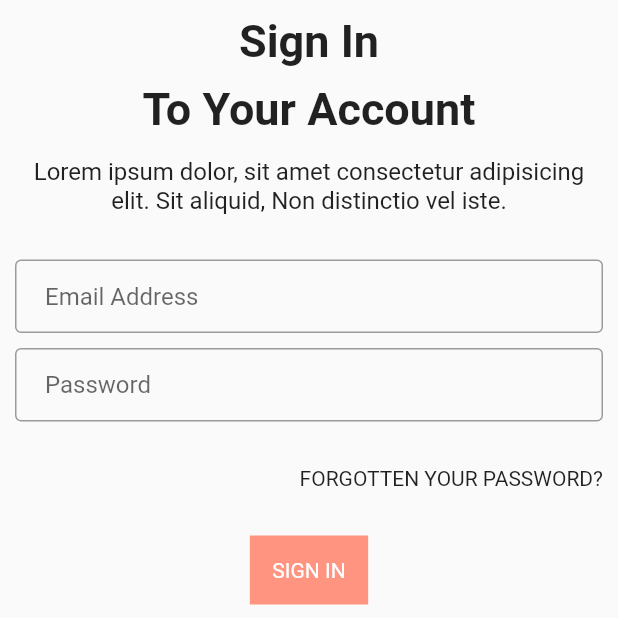
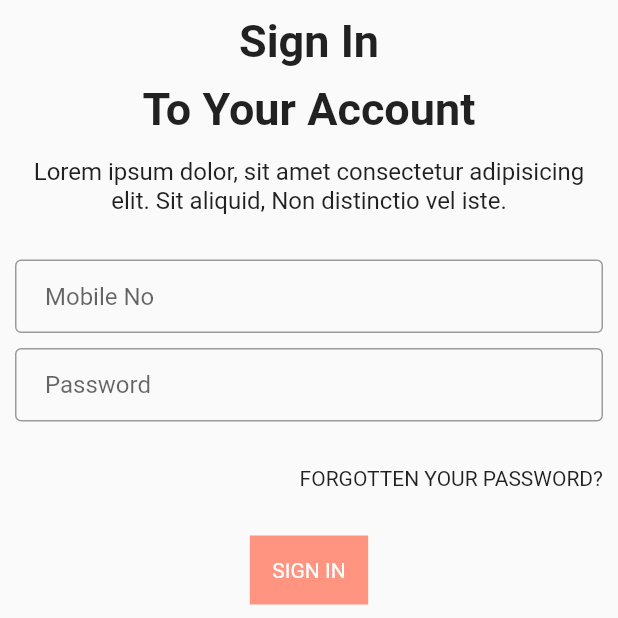
Before and after one commit to rushitbaldha/Lebech_Property_Project, a Flutter app: the SignInScreen screen opened directly, on a phone screen of 412 x 824 dp, the top half of it. Run offline on Flutter 3.47's test engine with Material 2 defaults, Android fonts, the phone set to English and light mode, and no system bars; our stand-ins replace carousel_slider, fluttertoast, get, shared_preferences, youtube_player_flutter; accounts and stored records are empty; network calls fail.

Commit message:
User SignIn API Integrate, Token saved in Local Storage

```diff
--- a/lebech_property/lib/common/constant/api_url.dart
+++ b/lebech_property/lib/common/constant/api_url.dart
@@ -2,4 +2,5 @@ class ApiUrl {
   static const String apiMainPath = "https://lebechproperty.com/admin/api/";
 
   static const String homeScreenApi = apiMainPath + "customer/index";
+  static const String loginApi = apiMainPath + "customer/login";
 }
--- /dev/null
+++ b/lebech_property/lib/common/sharedpreference_data/sharedpreference_data.dart
@@ -0,0 +1,16 @@
+import 'package:shared_preferences/shared_preferences.dart';
+
+class SharedPreferenceData {
+  String isUserLoggedInKey = 'isUserLoggedInKey';
+  String userTokenKey = 'userTokenKey';
+
+  setUserLoggedInDetailsInPrefs({required String userToken}) async {
+    SharedPreferences prefs = await SharedPreferences.getInstance();
+    prefs.setBool(isUserLoggedInKey, true);
+    prefs.setString(userTokenKey, userToken);
+
+    print('isUserLoggedInKey : ${prefs.getBool(isUserLoggedInKey)}');
+    print('userTokenKey : ${prefs.getString(userTokenKey)}');
+  }
+
+}
--- a/lebech_property/lib/controllers/sign_in_screen_controller/sign_in_screen_controller.dart
+++ b/lebech_property/lib/controllers/sign_in_screen_controller/sign_in_screen_controller.dart
@@ -1,8 +1,53 @@
+import 'dart:convert';
+import 'package:fluttertoast/fluttertoast.dart';
 import 'package:flutter/material.dart';
 import 'package:get/get.dart';
+import 'package:http/http.dart' as http;
+import 'package:lebech_property/models/login_model/login_model.dart';
+import 'package:lebech_property/screens/home_screen/home_screen.dart';
+import '../../common/constant/api_url.dart';
+import '../../common/sharedpreference_data/sharedpreference_data.dart';
 
 class SignInScreenController extends GetxController {
-  final formKey = GlobalKey<FormState>();
-  final emailTextField = TextEditingController();
+  RxBool isLoading = false.obs;
+
+  SharedPreferenceData sharedPreferenceData = SharedPreferenceData();
+
+  final GlobalKey<FormState> formKey = GlobalKey<FormState>();
+  final phoneNoTextField = TextEditingController();
   final passwordTextField = TextEditingController();
+
+  userSignInFunction() async {
+    isLoading(true);
+    String url = ApiUrl.loginApi;
+    print('url : $url');
+
+    try{
+      var request = http.MultipartRequest('POST', Uri.parse(url));
+
+      request.fields['mobile'] = phoneNoTextField.text.trim().toLowerCase();
+      request.fields['password'] = passwordTextField.text.trim();
+
+      var response = await request.send();
+
+      response.stream.transform(utf8.decoder).listen((value) async {
+        LoginModel loginModel = LoginModel.fromJson(json.decode(value));
+
+        if(loginModel.status == "Success") {
+          Fluttertoast.showToast(msg: 'User LoggedIn Successfully!');
+          String userToken = loginModel.data.token;
+          await sharedPreferenceData.setUserLoggedInDetailsInPrefs(userToken: userToken);
+          Get.offAll(()=> HomeScreen());
+        } else {
+          Fluttertoast.showToast(msg: 'User Not LoggedIn Successfully!');
+        }
+
+      });
+
+    } catch(e) {
+      print('userSignInFunction Error1 : $e');
+    } finally {
+      isLoading(false);
+    }
+  }
 }
--- /dev/null
+++ b/lebech_property/lib/models/login_model/login_model.dart
@@ -0,0 +1,49 @@
+// To parse this JSON data, do
+//
+//     final loginModel = loginModelFromJson(jsonString);
+
+import 'dart:convert';
+
+LoginModel loginModelFromJson(String str) => LoginModel.fromJson(json.decode(str));
+
+String loginModelToJson(LoginModel data) => json.encode(data.toJson());
+
+class LoginModel {
+  LoginModel({
+    required this.status,
+    required this.message,
+    required this.data,
+  });
+
+  String status;
+  String message;
+  Data data;
+
+  factory LoginModel.fromJson(Map<String, dynamic> json) => LoginModel(
+    status: json["status"] ?? "Failed",
+    message: json["message"] ?? "",
+    data: Data.fromJson(json["data"] ?? {}),
+  );
+
+  Map<String, dynamic> toJson() => {
+    "status": status,
+    "message": message,
+    "data": data.toJson(),
+  };
+}
+
+class Data {
+  Data({
+    required this.token,
+  });
+
+  String token;
+
+  factory Data.fromJson(Map<String, dynamic> json) => Data(
+    token: json["token"] ?? "",
+  );
+
+  Map<String, dynamic> toJson() => {
+    "token": token,
+  };
+}
--- a/lebech_property/lib/screens/sign_in_screen/sign_in_screen.dart
+++ b/lebech_property/lib/screens/sign_in_screen/sign_in_screen.dart
@@ -18,7 +18,10 @@ class SignInScreen extends StatelessWidget {
           child: SingleChildScrollView(
             child: Form(
               key: signInScreenController.formKey,
-              child: Column(
+              child: Obx(
+                  () => signInScreenController.isLoading.value
+                      ? const Center(child: CircularProgressIndicator())
+                      : Column(
                     children: [
                       const FormMainHeaderModule(text: 'Sign In'),
                       const SizedBox(height: 10),
@@ -27,7 +30,7 @@ class SignInScreen extends StatelessWidget {
                       const FormSubHeaderModule(text: 'Lorem ipsum dolor, sit amet consectetur adipisicing elit. '
                           'Sit aliquid, Non distinctio vel iste.'),
                       const SizedBox(height: 30),
-                  SignInEmailTextFieldModule(),
+                      SignInPhoneNoTextFieldModule(),
                       const SizedBox(height: 10),
                       SignInPasswordFieldModule(),
                       const SizedBox(height: 30),
@@ -36,6 +39,7 @@ class SignInScreen extends StatelessWidget {
                       SignInButtonModule(),
                       const SizedBox(height: 30),
                     ],
+                  )
               ),
             ),
           ),
--- a/lebech_property/lib/screens/sign_in_screen/sign_in_screen_widgets.dart
+++ b/lebech_property/lib/screens/sign_in_screen/sign_in_screen_widgets.dart
@@ -7,17 +7,17 @@ import '../../common/field_validations.dart';
 import '../../controllers/sign_in_screen_controller/sign_in_screen_controller.dart';
 import '../home_screen/home_screen.dart';
 
-class SignInEmailTextFieldModule extends StatelessWidget {
-  SignInEmailTextFieldModule({Key? key}) : super(key: key);
+class SignInPhoneNoTextFieldModule extends StatelessWidget {
+  SignInPhoneNoTextFieldModule({Key? key}) : super(key: key);
   final screenController = Get.find<SignInScreenController>();
 
   @override
   Widget build(BuildContext context) {
     return TextFormField(
-      controller: screenController.emailTextField,
-      keyboardType: TextInputType.emailAddress,
-      decoration: formFieldDecoration(hintText: 'Email Address'),
-      validator: (value) => FieldValidations().validateEmail(value!),
+      controller: screenController.phoneNoTextField,
+      keyboardType: TextInputType.phone,
+      decoration: formFieldDecoration(hintText: 'Mobile No'),
+      validator: (value) => FieldValidations().validateMobile(value!),
     );
   }
 }
@@ -44,9 +44,10 @@ class SignInButtonModule extends StatelessWidget {
   @override
   Widget build(BuildContext context) {
     return GestureDetector(
-      onTap: () {
+      onTap: () async {
         if(screenController.formKey.currentState!.validate()){
-          Get.off(()=> HomeScreen());
+          await screenController.userSignInFunction();
+          // Get.off(()=> HomeScreen());
         }
       },
       child: Container(
--- a/lebech_property/pubspec.yaml
+++ b/lebech_property/pubspec.yaml
@@ -38,6 +38,8 @@ dependencies:
   carousel_slider: ^4.0.0
   youtube_player_flutter: ^8.0.0
   http: ^0.13.4
+  shared_preferences: ^2.0.13
+  fluttertoast: ^8.0.9
 
 dev_dependencies:
   flutter_test:
```
Also changed, not shown: lebech_property/pubspec.lock. Lines whose indentation alone changed are shown as unchanged.
